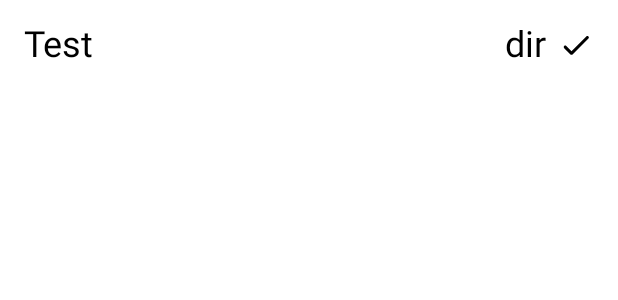
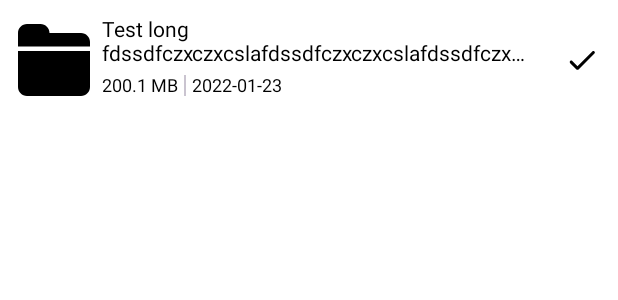
Before and after one commit to Salieri666/simple-file-manager, an Android app built with Jetpack Compose: the @Preview function FileComponentPreview, on a phone screen of 412 x 824 dp. Shown: the top 300 px of the screen. Run offline under Robolectric (Android 15) with nearby library versions, the phone set to English and light mode, and no system bars.

Commit message:
Changed file component

```diff
--- a/main-files/main-files-api/src/main/java/com/samara/main_files_api/domain/models/FileDomain.kt
+++ b/main-files/main-files-api/src/main/java/com/samara/main_files_api/domain/models/FileDomain.kt
@@ -8,5 +8,7 @@ data class FileDomain(
     val absolutePath: String,
     val title: String,
     val isDir: Boolean,
-    val fileExtension: String
+    val fileExtension: String,
+    val size: String,
+    val changedDate: String
 ): Parcelable
--- a/main-files/main-files/src/main/java/com/samara/main_files/presentation/models/FileUi.kt
+++ b/main-files/main-files/src/main/java/com/samara/main_files/presentation/models/FileUi.kt
@@ -8,6 +8,8 @@ import kotlinx.parcelize.Parcelize
 data class FileUi(
     val absolutePath: String,
     val title: String,
+    val size: String,
+    val changedDate: String,
     val isDir: Boolean,
     val ext: FileExtensions,
     val extStr: String,
--- a/ui-kit/src/main/java/components/FileComponent.kt
+++ b/ui-kit/src/main/java/components/FileComponent.kt
@@ -4,17 +4,27 @@ import androidx.compose.foundation.ExperimentalFoundationApi
 import androidx.compose.foundation.combinedClickable
 import androidx.compose.foundation.layout.Arrangement
 import androidx.compose.foundation.layout.Box
+import androidx.compose.foundation.layout.Column
+import androidx.compose.foundation.layout.IntrinsicSize
 import androidx.compose.foundation.layout.Row
+import androidx.compose.foundation.layout.fillMaxHeight
 import androidx.compose.foundation.layout.fillMaxWidth
+import androidx.compose.foundation.layout.height
 import androidx.compose.foundation.layout.padding
+import androidx.compose.foundation.layout.width
+import androidx.compose.material.Text
 import androidx.compose.material.icons.Icons
 import androidx.compose.material.icons.rounded.Check
+import androidx.compose.material3.Divider
 import androidx.compose.material3.Icon
-import androidx.compose.material3.Text
-import androidx.compose.runtime.Composable
-import androidx.compose.ui.Alignment
+import androidx.compose.runtime.*
 import androidx.compose.ui.Modifier
+import androidx.compose.ui.draw.alpha
+import androidx.compose.ui.res.painterResource
+import androidx.compose.ui.text.style.TextOverflow
 import androidx.compose.ui.tooling.preview.Preview
+import androidx.compose.ui.unit.dp
+import com.samara.ui_kit.R
 import theme.Dimens
 
 @OptIn(ExperimentalFoundationApi::class)
@@ -22,38 +32,102 @@ import theme.Dimens
 fun FileComponent(
     title: String,
     modifier: Modifier = Modifier,
+    size: String = "",
+    changedDate: String = "",
     isDir: Boolean = false,
     isChecked: Boolean = false,
     onClick: () -> Unit = {},
     onLongClick: () -> Unit = {}
 ) {
-    Row(modifier = modifier
+    Box(
+        modifier = modifier
+            .height(80.dp)
+    ) {
+
+        Row(modifier = Modifier
             .combinedClickable(
                 onClick = { onClick() },
                 onLongClick = { onLongClick() }
             )
-        .padding(Dimens.enlargedPadding),
+            .padding(Dimens.mediumPadding)
+            .fillMaxHeight(),
             horizontalArrangement = Arrangement.SpaceBetween
         ) {
-        Text(text = title, fontSize = Dimens.MediumHeadlineSize)
+            Column(
+                modifier =
+                Modifier
+                    .fillMaxHeight()
+                    .padding(end = Dimens.standardPadding),
+                verticalArrangement = Arrangement.Center
+            ) {
 
-        Row(
-            modifier = Modifier, verticalAlignment = Alignment.CenterVertically
-        ) {
-            if (isDir) {
-                Text(
-                    text = "dir", fontSize = Dimens.MediumHeadlineSize
+                Icon(
+                    painter = painterResource(
+                        id =
+                        if (isDir) R.drawable.folder
+                        else R.drawable.file
+                    ),
+                    contentDescription = "Localized description"
                 )
             }
 
-            if (isChecked) {
-                Box(modifier = Modifier.padding(start = Dimens.standardPadding)) {
+            Column(
+                modifier = Modifier
+                    .fillMaxHeight()
+                    .padding(end = Dimens.enlargedPadding)
+                    .weight(1f),
+                verticalArrangement = Arrangement.SpaceBetween
+            ) {
+
+                Text(
+                    text = title,
+                    overflow = TextOverflow.Ellipsis,
+                    fontSize = Dimens.StandardTextSize,
+                    maxLines = 2,
+                    modifier = Modifier.padding(bottom = Dimens.smallPadding)
+                )
+
+                Row(
+                    modifier = Modifier
+                        .height(IntrinsicSize.Min)
+                        .padding(bottom = Dimens.smallPadding)
+                ) {
+                    Text(
+                        text = size,
+                        fontSize = Dimens.SmallTextSize,
+                        modifier = Modifier.padding(end = Dimens.smallPadding)
+                    )
+
+                    Divider(
+                        modifier = Modifier
+                            .fillMaxHeight()
+                            .width(1.dp)
+
+                    )
+
+                    Text(
+                        text = changedDate,
+                        fontSize = Dimens.SmallTextSize,
+                        modifier = Modifier.padding(start = Dimens.smallPadding)
+                    )
+                }
+            }
+
+            Column(
+                modifier =
+                Modifier
+                    .padding(start = Dimens.standardPadding)
+                    .alpha(if (isChecked) 1.0f else 0.0f)
+                    .fillMaxHeight(),
+                verticalArrangement = Arrangement.Center
+            ) {
                 Icon(
                     Icons.Rounded.Check,
                     contentDescription = "Localized description"
                 )
+
             }
-            }
+
         }
     }
 }
@@ -61,5 +135,11 @@ fun FileComponent(
 @Preview(showBackground = true)
 @Composable
 fun FileComponentPreview() {
-    FileComponent("Test", Modifier.fillMaxWidth(), true, true)
+    FileComponent(
+        "Test long fdssdfczxczxcslafdssdfczxczxcslafdssdfczxczxcslafdssdfczxczxcsla",
+        Modifier.fillMaxWidth(),
+        "200.1 MB",
+        "2022-01-23",
+        true, true
+    )
 }
--- /dev/null
+++ b/ui-kit/src/main/res/drawable/file.xml
@@ -0,0 +1,6 @@
+<vector android:height="48dp" android:viewportHeight="20"
+    android:viewportWidth="20" android:width="48dp" xmlns:android="http://schemas.android.com/apk/res/android">
+    <path android:fillColor="#000000" android:fillType="evenOdd"
+        android:pathData="M16,15C16,15.552 15.552,16 15,16L5,16C4.448,16 4,15.552 4,15C4,14.448 4.448,14 5,14L15,14C15.552,14 16,14.448 16,15L16,15ZM5,10L15,10C15.552,10 16,10.448 16,11C16,11.552 15.552,12 15,12L5,12C4.448,12 4,11.552 4,11C4,10.448 4.448,10 5,10L5,10ZM18,17C18,17.552 17.552,18 17,18L3,18C2.448,18 2,17.552 2,17L2,3C2,2.448 2.448,2 3,2L12,2L12,6C12,7.104 12.895,8 14,8L18,8L18,17ZM19.707,5.708L14.293,0.293C14.105,0.105 13.851,0 13.586,0L2,0C0.895,0 0,0.896 0,2L0,18C0,19.104 0.895,20 2,20L18,20C19.105,20 20,19.104 20,18L20,6.415C20,6.15 19.895,5.896 19.707,5.708L19.707,5.708Z"
+        android:strokeColor="#00000000" android:strokeWidth="1"/>
+</vector>
--- /dev/null
+++ b/ui-kit/src/main/res/drawable/folder.xml
@@ -0,0 +1,6 @@
+<vector android:height="48dp" android:viewportHeight="32"
+    android:viewportWidth="32" android:width="48dp" xmlns:android="http://schemas.android.com/apk/res/android">
+    <path android:fillColor="#000000" android:fillType="evenOdd"
+        android:pathData="M28,4L14,4C14,1.791 12.209,0 10,0L4,0C1.791,0 0,1.791 0,4L0,10L32,10L32,8C32,5.791 30.209,4 28,4L28,4ZM0,28C0,30.209 1.791,32 4,32L28,32C30.209,32 32,30.209 32,28L32,12L0,12L0,28L0,28Z"
+        android:strokeColor="#00000000" android:strokeWidth="1"/>
+</vector>
```
Also changed, not shown: main-files/main-files-impl/src/main/java/com/samara/main_files_impl/domain/MainFilesUseCase.kt (+48 -2 lines), main-files/main-files-impl/src/main/res/values/strings.xml (added, +7 -0 lines), main-files/main-files/src/main/java/com/samara/main_files/presentation/mappers/FileMapper.kt (+6 -2 lines), main-files/main-files/src/main/java/com/samara/main_files/presentation/screens/files/MainFilesAction.kt (+36 -0 lines), main-files/main-files/src/main/java/com/samara/main_files/presentation/screens/files/MainFilesScreen.kt (+53 -6 lines). Lines whose indentation alone changed are shown as unchanged.
